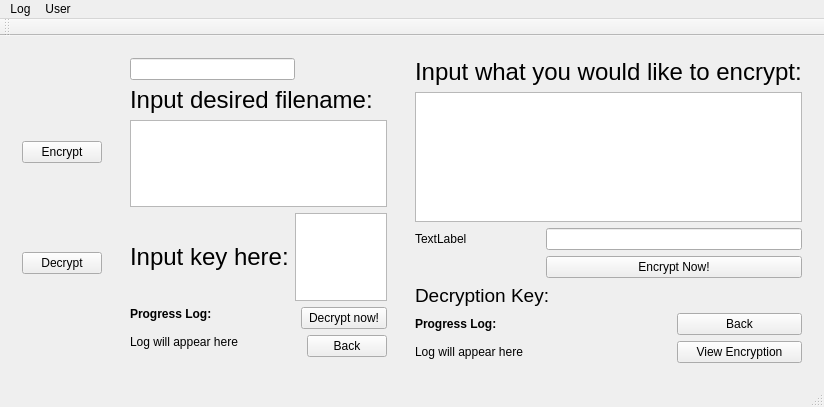
This is UI/mainwindow.ui in dneal3/Pictography as Qt 5 draws it before an edit. The edited form follows.
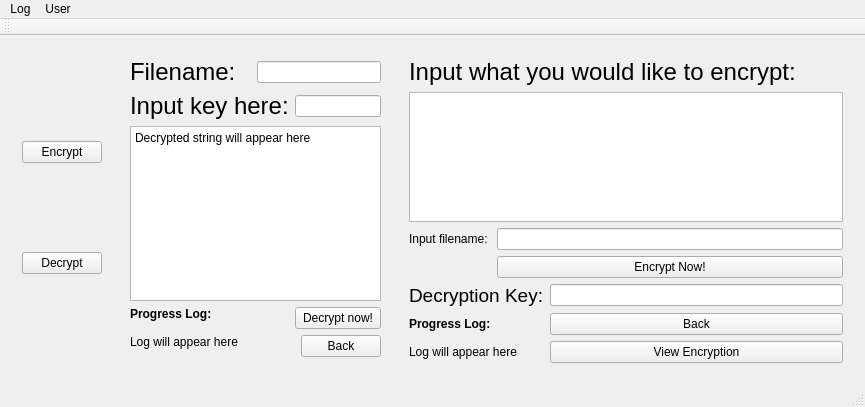
This is the edited form.

Diff of the .ui file:
```diff
--- a/UI/mainwindow.ui
+++ b/UI/mainwindow.ui
@@ -6,7 +6,7 @@
    <rect>
     <x>0</x>
     <y>0</y>
-    <width>767</width>
+    <width>788</width>
     <height>407</height>
    </rect>
   </property>
@@ -18,6 +18,20 @@
     <item row="2" column="2" rowspan="2" colspan="2">
      <widget class="QWidget" name="EncryptionMenu" native="true">
       <layout class="QGridLayout" name="gridLayout_3">
+       <item row="5" column="0">
+        <widget class="QLabel" name="ProgressLabel">
+         <property name="text">
+          <string>&lt;html&gt;&lt;head/&gt;&lt;body&gt;&lt;p&gt;&lt;span style=&quot; font-weight:600;&quot;&gt;Progress Log:&lt;/span&gt;&lt;/p&gt;&lt;/body&gt;&lt;/html&gt;</string>
+         </property>
+        </widget>
+       </item>
+       <item row="0" column="0" colspan="3">
+        <widget class="QLabel" name="InStringLabel">
+         <property name="text">
+          <string>&lt;html&gt;&lt;head/&gt;&lt;body&gt;&lt;p&gt;&lt;span style=&quot; font-size:18pt;&quot;&gt;Input what you would like to encrypt:&lt;/span&gt;&lt;/p&gt;&lt;/body&gt;&lt;/html&gt;</string>
+         </property>
+        </widget>
+       </item>
        <item row="6" column="0" colspan="2">
         <widget class="QLabel" name="ProgressLog">
          <property name="text">
@@ -25,20 +39,16 @@
          </property>
         </widget>
        </item>
-       <item row="5" column="2">
-        <widget class="QPushButton" name="BackButton">
-         <property name="text">
-          <string>Back</string>
-         </property>
-        </widget>
+       <item row="2" column="1" colspan="2">
+        <widget class="QLineEdit" name="FileNameLineEdit"/>
        </item>
        <item row="1" column="0" colspan="3">
         <widget class="QPlainTextEdit" name="InStringTextEdit"/>
        </item>
-       <item row="4" column="0" colspan="3">
-        <widget class="QLabel" name="OutKeyLabel">
+       <item row="5" column="2">
+        <widget class="QPushButton" name="BackButton">
          <property name="text">
-          <string>&lt;html&gt;&lt;head/&gt;&lt;body&gt;&lt;p&gt;&lt;span style=&quot; font-size:14pt;&quot;&gt;Decryption Key:&lt;/span&gt;&lt;/p&gt;&lt;/body&gt;&lt;/html&gt;</string>
+          <string>Back</string>
          </property>
         </widget>
        </item>
@@ -56,44 +66,24 @@
          </property>
         </widget>
        </item>
-       <item row="5" column="0">
-        <widget class="QLabel" name="ProgressLabel">
-         <property name="text">
-          <string>&lt;html&gt;&lt;head/&gt;&lt;body&gt;&lt;p&gt;&lt;span style=&quot; font-weight:600;&quot;&gt;Progress Log:&lt;/span&gt;&lt;/p&gt;&lt;/body&gt;&lt;/html&gt;</string>
-         </property>
-        </widget>
-       </item>
-       <item row="0" column="0" colspan="3">
-        <widget class="QLabel" name="InStringLabel">
-         <property name="text">
-          <string>&lt;html&gt;&lt;head/&gt;&lt;body&gt;&lt;p&gt;&lt;span style=&quot; font-size:18pt;&quot;&gt;Input what you would like to encrypt:&lt;/span&gt;&lt;/p&gt;&lt;/body&gt;&lt;/html&gt;</string>
-         </property>
-        </widget>
-       </item>
        <item row="2" column="0">
         <widget class="QLabel" name="FileNameLabel">
          <property name="text">
-          <string>TextLabel</string>
+          <string>&lt;html&gt;&lt;head/&gt;&lt;body&gt;&lt;p&gt;Input filename:&lt;/p&gt;&lt;/body&gt;&lt;/html&gt;</string>
          </property>
         </widget>
        </item>
-       <item row="2" column="1" colspan="2">
-        <widget class="QLineEdit" name="FileNameLineEdit"/>
+       <item row="4" column="0" colspan="2">
+        <widget class="QLabel" name="OutKeyLabel">
+         <property name="text">
+          <string>&lt;html&gt;&lt;head/&gt;&lt;body&gt;&lt;p&gt;&lt;span style=&quot; font-size:14pt;&quot;&gt;Decryption Key:&lt;/span&gt;&lt;/p&gt;&lt;/body&gt;&lt;/html&gt;</string>
+         </property>
+        </widget>
+       </item>
+       <item row="4" column="2">
+        <widget class="QLineEdit" name="PutOutKeyLineEdit"/>
        </item>
       </layout>
-      <widget class="QLabel" name="PutOutKeyLabel">
-       <property name="geometry">
-        <rect>
-         <x>120</x>
-         <y>120</y>
-         <width>181</width>
-         <height>21</height>
-        </rect>
-       </property>
-       <property name="text">
-        <string/>
-       </property>
-      </widget>
      </widget>
     </item>
     <item row="2" column="0">
@@ -119,56 +109,60 @@
     <item row="2" column="1">
      <widget class="QWidget" name="DecryptionMenu" native="true">
       <layout class="QGridLayout" name="gridLayout_2">
-       <item row="3" column="0">
-        <widget class="QLabel" name="InKeyLabel_Decrypt">
+       <item row="5" column="0">
+        <widget class="QLabel" name="ProgressLabel_2">
          <property name="text">
-          <string>&lt;html&gt;&lt;head/&gt;&lt;body&gt;&lt;p&gt;&lt;span style=&quot; font-size:18pt;&quot;&gt;Input key here:&lt;/span&gt;&lt;/p&gt;&lt;/body&gt;&lt;/html&gt;</string>
+          <string>&lt;html&gt;&lt;head/&gt;&lt;body&gt;&lt;p&gt;&lt;span style=&quot; font-weight:600;&quot;&gt;Progress Log:&lt;/span&gt;&lt;/p&gt;&lt;/body&gt;&lt;/html&gt;</string>
          </property>
         </widget>
        </item>
-       <item row="3" column="1" colspan="3">
-        <widget class="QPlainTextEdit" name="InKeyTextEdit_Decrypt"/>
-       </item>
-       <item row="6" column="3">
-        <widget class="QPushButton" name="BackButton_2">
-         <property name="text">
-          <string>Back</string>
-         </property>
-        </widget>
-       </item>
-       <item row="4" column="2" rowspan="2" colspan="2">
+       <item row="5" column="3" rowspan="2" colspan="2">
         <widget class="QPushButton" name="StartDecryption">
          <property name="text">
           <string>Decrypt now!</string>
          </property>
         </widget>
        </item>
-       <item row="1" column="0" colspan="4">
-        <widget class="QLabel" name="InStringLabel_Decrypt">
+       <item row="7" column="4">
+        <widget class="QPushButton" name="BackButton_2">
          <property name="text">
-          <string>&lt;html&gt;&lt;head/&gt;&lt;body&gt;&lt;p&gt;&lt;span style=&quot; font-size:18pt;&quot;&gt;Input desired filename:&lt;/span&gt;&lt;/p&gt;&lt;/body&gt;&lt;/html&gt;</string>
+          <string>Back</string>
          </property>
         </widget>
        </item>
-       <item row="5" column="0" rowspan="2" colspan="2">
+       <item row="6" column="0" rowspan="2" colspan="3">
         <widget class="QLabel" name="ProgressLog_Decrypt">
          <property name="text">
           <string>&lt;html&gt;&lt;head/&gt;&lt;body&gt;&lt;p&gt;Log will appear here&lt;/p&gt;&lt;/body&gt;&lt;/html&gt;</string>
          </property>
         </widget>
        </item>
-       <item row="2" column="0" colspan="4">
-        <widget class="QPlainTextEdit" name="InStringTextEdit_Decrypt"/>
+       <item row="3" column="3" colspan="2">
+        <widget class="QLineEdit" name="InKeyLineEdit_Decrypt"/>
        </item>
-       <item row="4" column="0">
-        <widget class="QLabel" name="ProgressLabel_2">
+       <item row="3" column="0" colspan="3">
+        <widget class="QLabel" name="InKeyLabel_Decrypt">
          <property name="text">
-          <string>&lt;html&gt;&lt;head/&gt;&lt;body&gt;&lt;p&gt;&lt;span style=&quot; font-weight:600;&quot;&gt;Progress Log:&lt;/span&gt;&lt;/p&gt;&lt;/body&gt;&lt;/html&gt;</string>
+          <string>&lt;html&gt;&lt;head/&gt;&lt;body&gt;&lt;p&gt;&lt;span style=&quot; font-size:18pt;&quot;&gt;Input key here:&lt;/span&gt;&lt;/p&gt;&lt;/body&gt;&lt;/html&gt;</string>
          </property>
         </widget>
        </item>
-       <item row="0" column="0" colspan="2">
-        <widget class="QLineEdit" name="lineEdit"/>
+       <item row="1" column="0" colspan="2">
+        <widget class="QLabel" name="InStringLabel_Decrypt">
+         <property name="text">
+          <string>&lt;html&gt;&lt;head/&gt;&lt;body&gt;&lt;p&gt;&lt;span style=&quot; font-size:18pt;&quot;&gt;Filename:&lt;/span&gt;&lt;/p&gt;&lt;/body&gt;&lt;/html&gt;</string>
+         </property>
+        </widget>
+       </item>
+       <item row="1" column="2" colspan="3">
+        <widget class="QLineEdit" name="InStringTextEdit_Decrypt"/>
+       </item>
+       <item row="4" column="0" colspan="5">
+        <widget class="QPlainTextEdit" name="OutPTTextEdit_Decrypt">
+         <property name="plainText">
+          <string>Decrypted string will appear here</string>
+         </property>
+        </widget>
        </item>
       </layout>
      </widget>
@@ -189,7 +183,7 @@
     <rect>
      <x>0</x>
      <y>0</y>
-     <width>767</width>
+     <width>788</width>
      <height>22</height>
     </rect>
    </property>
```
